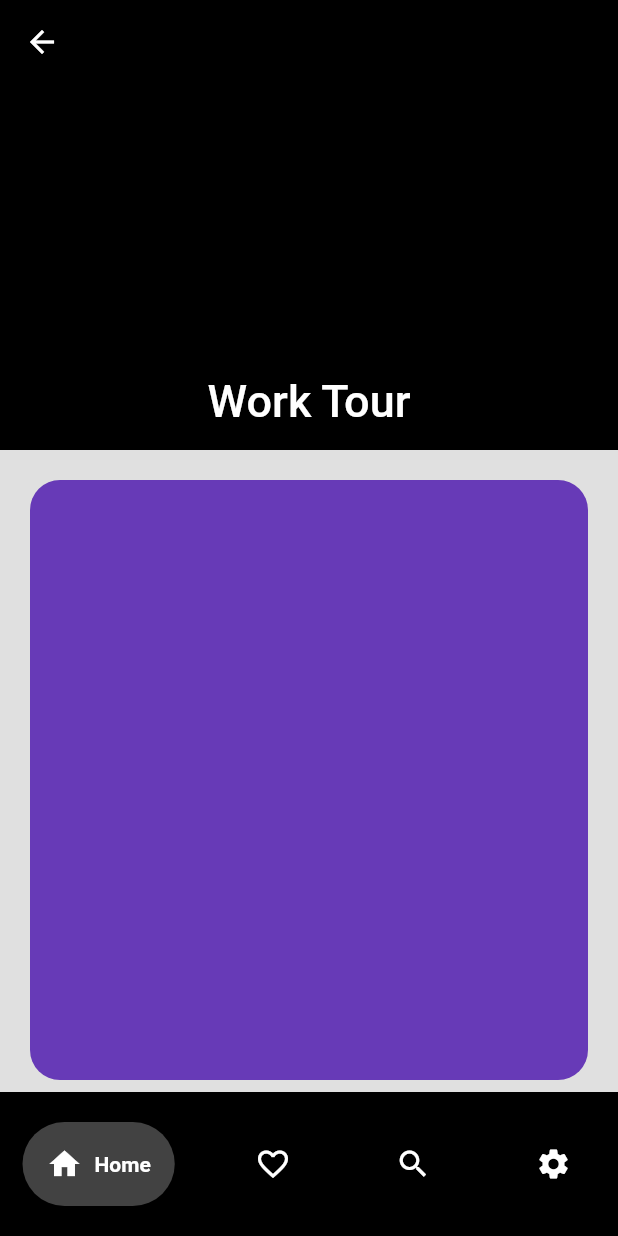
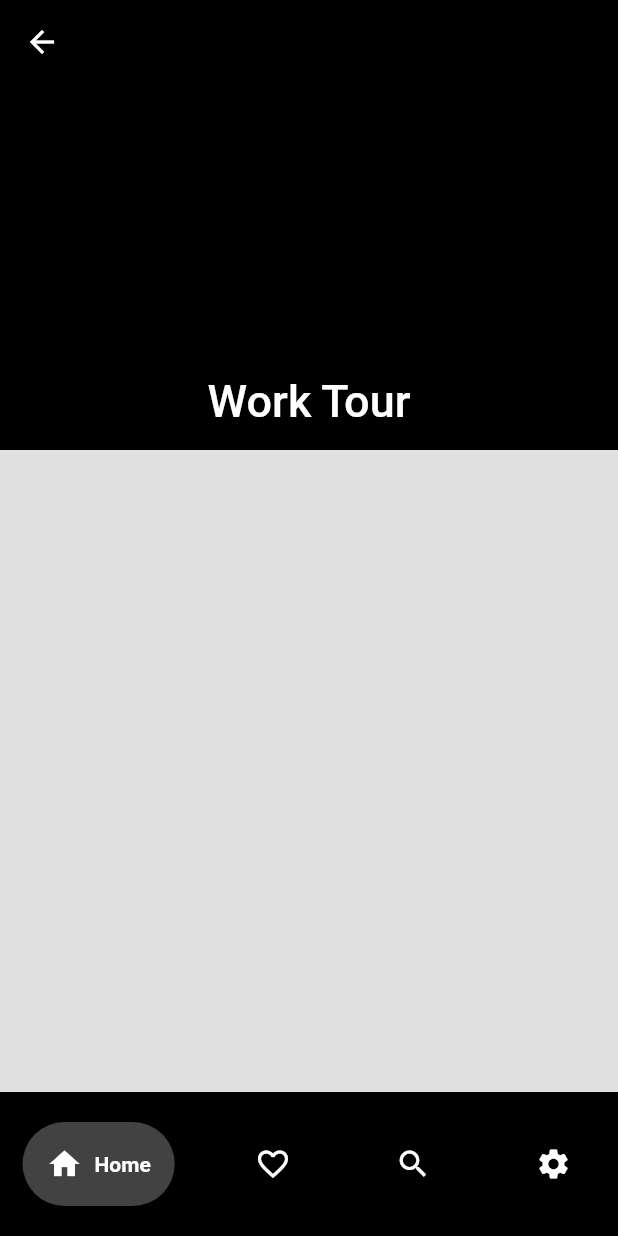
Before and after one commit to j3rryl/work-tour, a Flutter app: the HomePage screen opened directly, on a phone screen of 412 x 824 dp. Run offline on Flutter 3.47's test engine with Material 2 defaults, Android fonts, the phone set to English and light mode, and no system bars; drawn by our look-alikes of google_nav_bar; our stand-ins replace cloud_firestore, firebase_auth, firebase_core; accounts and stored records are empty; network calls fail.

Commit message:
Minor tweaks

```diff
--- a/lib/pages/home_page.dart
+++ b/lib/pages/home_page.dart
@@ -69,30 +69,30 @@ FirebaseAuth.instance.signOut();
               centerTitle: true,
             ),
           ),
-          SliverToBoxAdapter(
-            child: Padding(
-              padding: const EdgeInsets.all(20.0),
-              child: ClipRRect(
-                borderRadius:BorderRadius.circular(20),
-                child: Container(
-                  height: 400,
-                  color:Colors.deepPurple
-                ),
-              ),
-            ),
-          ),
-          SliverToBoxAdapter(
-            child: Padding(
-              padding: const EdgeInsets.all(20.0),
-              child: ClipRRect(
-                borderRadius:BorderRadius.circular(20),
-                child: Container(
-                    height: 400,
-                    color:Colors.deepPurple
-                ),
-              ),
-            ),
-          )
+          // SliverToBoxAdapter(
+          //   child: Padding(
+          //     padding: const EdgeInsets.all(20.0),
+          //     child: ClipRRect(
+          //       borderRadius:BorderRadius.circular(20),
+          //       child: Container(
+          //         height: 400,
+          //         color:Colors.deepPurple
+          //       ),
+          //     ),
+          //   ),
+          // ),
+          // SliverToBoxAdapter(
+          //   child: Padding(
+          //     padding: const EdgeInsets.all(20.0),
+          //     child: ClipRRect(
+          //       borderRadius:BorderRadius.circular(20),
+          //       child: Container(
+          //           height: 400,
+          //           color:Colors.deepPurple
+          //       ),
+          //     ),
+          //   ),
+          // )
         ],
       ),
       bottomNavigationBar: Container(
--- a/lib/pages/login_page.dart
+++ b/lib/pages/login_page.dart
@@ -1,6 +1,6 @@
 import 'package:firebase_auth/firebase_auth.dart';
 import 'package:flutter/material.dart';
-import 'package:lottie/lottie.dart';
+// import 'package:lottie/lottie.dart';
 import 'package:sm_work/components/my_button.dart';
 import 'package:sm_work/components/my_textfield.dart';
 import 'package:sm_work/components/square_tile.dart';
@@ -67,7 +67,7 @@ class _LoginPageState extends State<LoginPage> {
                   Container(
                     height: 200,
                     width: 400,
-                    child: Lottie.asset('assets/animations/animated_lock.json'),
+                    // child: Lottie.asset('assets/animations/animated_lock.json'),
 
                   ),
                   const SizedBox(height:30),
--- a/lib/pages/page_wrapper.dart
+++ b/lib/pages/page_wrapper.dart
@@ -1,4 +1,5 @@
 
+import 'package:cloud_firestore/cloud_firestore.dart';
 import 'package:firebase_auth/firebase_auth.dart';
 import 'package:flutter/material.dart';
 import 'package:google_nav_bar/google_nav_bar.dart';
@@ -16,6 +17,7 @@ class PageWrapper extends StatefulWidget{
 
 class _PageWrapperState extends State<PageWrapper> {
   final user = FirebaseAuth.instance.currentUser;
+  //docs
   int _selectedIndex = 0;
   static const TextStyle optionStyle =
   TextStyle(fontSize: 30, fontWeight: FontWeight.w600);
@@ -23,13 +25,15 @@ class _PageWrapperState extends State<PageWrapper> {
     Temp(),
     Saved(),
     Search(),
-    Settings()
+    SettingTab()
 
   ];
 
   void signOut(){
     FirebaseAuth.instance.signOut();
   }
+
+
 
   @override
   Widget build(BuildContext context){
--- a/pubspec.yaml
+++ b/pubspec.yaml
@@ -39,6 +39,7 @@ dependencies:
   firebase_core: ^2.8.0
   firebase_auth: ^4.3.0
   google_nav_bar: ^5.0.6
+  cloud_firestore: ^4.5.0
 
 dev_dependencies:
   flutter_test:
```
Also changed, not shown: lib/pages/settings_page.dart (+5 -4 lines), lib/pages/temp_page.dart (+94 -56 lines), pubspec.lock, 3 other files.
